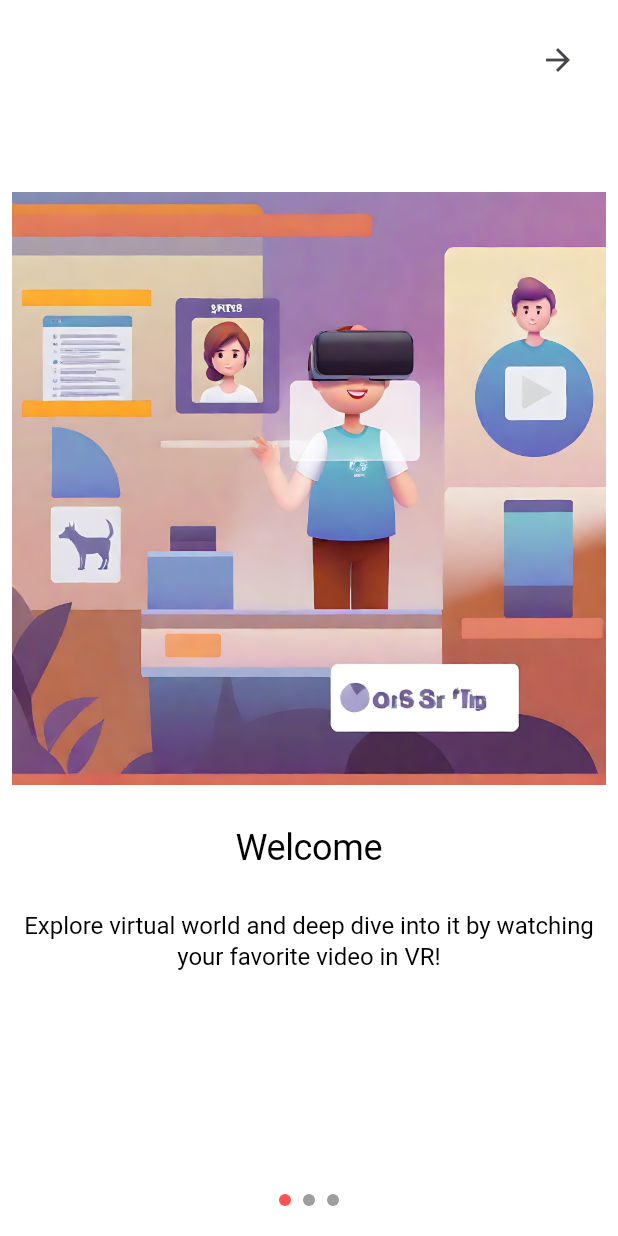
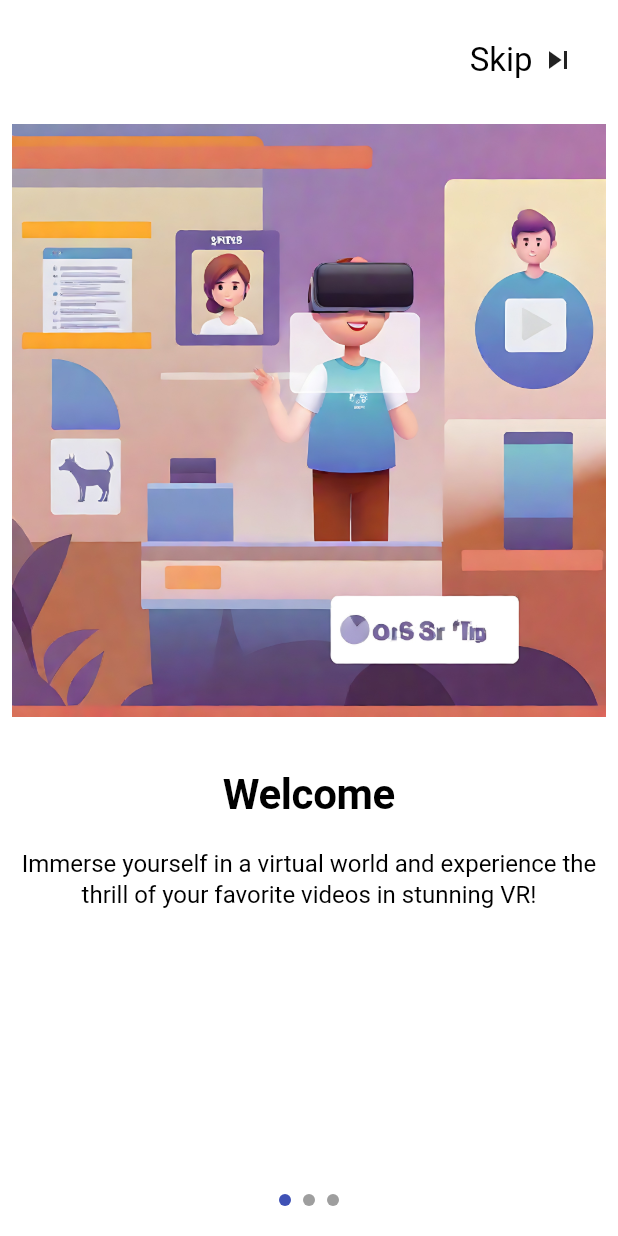
Before and after one commit to Awekon/Awekon, a Flutter app: the OnBoardingScreen screen opened directly, on a phone screen of 412 x 824 dp. Run offline on Flutter 3.47's test engine with Material 3 defaults, Android fonts, the phone set to English and light mode, and no system bars; drawn by our look-alikes of smooth_page_indicator; our stand-ins replace animated_splash_screen, lottie.

Commit message:
theme and onboarding updated

```diff
--- a/lib/core/Theme/Theme.dart
+++ b/lib/core/Theme/Theme.dart
@@ -1,15 +1,19 @@
 import 'package:flutter/material.dart';
 
 class AppThemes {
+  static Color PRIMARY_COLOR = const Color(0xFF1A77BA);
+  // static Color ACCENT_COLOR = const Color();
+  static Color PRIMARY_COLOR_DARK = const Color(0xFF024F70);
+  // static Color ACCENT_COLOR_DARK = const Color();
   static ThemeData lightTheme = ThemeData(
-    primaryColor: const Color(0xFF64C9CF), // Turquoise
-    hintColor: const Color(0xFFEE8959), // Coral
+    primaryColor: PRIMARY_COLOR,
+    hintColor: Colors.indigo, // Turquoise
     scaffoldBackgroundColor: Colors.white,
     brightness: Brightness.light,
-    appBarTheme: const AppBarTheme(
-      color: Color(0xFF64C9CF),
+    appBarTheme: AppBarTheme(
+      color: PRIMARY_COLOR,
       elevation: 0,
-      iconTheme: IconThemeData(color: Colors.white),
+      iconTheme: const IconThemeData(color: Colors.black),
     ),
     textTheme: const TextTheme(
       // Define text styles with black color for light theme
@@ -23,23 +27,29 @@ class AppThemes {
       bodyMedium: TextStyle(color: Colors.black, fontSize: 14),
       bodySmall: TextStyle(color: Colors.black, fontSize: 12),
     ),
+
+    elevatedButtonTheme: ElevatedButtonThemeData(
+        style: ButtonStyle(
+      backgroundColor: WidgetStateProperty.all<Color>(const Color(0xFF00394B)),
+      foregroundColor: WidgetStateProperty.all<Color>(Colors.white),
+    )),
     buttonTheme: const ButtonThemeData(
       // Define button theme properties for light theme
       buttonColor: Color(0xFF64C9CF), // Turquoise
-      textTheme: ButtonTextTheme.primary,
+      textTheme: ButtonTextTheme.normal,
     ),
     // Define other properties for the light theme
   );
 
   static ThemeData darkTheme = ThemeData(
-    primaryColor: const Color(0xFF5B7C8D), // Slate Blue
-    hintColor: const Color(0xFFDAA588), // Sand
+    primaryColor: PRIMARY_COLOR_DARK, // Slate Blue
+    hintColor: Colors.cyan, // Sand
     scaffoldBackgroundColor: Colors.black, // black
     brightness: Brightness.dark,
-    appBarTheme: const AppBarTheme(
-      color: Color(0xFF5B7C8D),
+    appBarTheme: AppBarTheme(
+      color: PRIMARY_COLOR_DARK,
       elevation: 0,
-      iconTheme: IconThemeData(color: Colors.white),
+      iconTheme: const IconThemeData(color: Colors.white),
     ),
     textTheme: const TextTheme(
       // Define text styles with white color for dark theme
@@ -53,12 +63,13 @@ class AppThemes {
       bodyMedium: TextStyle(color: Colors.white, fontSize: 14),
       bodySmall: TextStyle(color: Colors.white, fontSize: 12),
     ),
-    buttonTheme: const ButtonThemeData(
-      // Define button theme properties for dark theme
-      buttonColor: Color(0xFF5B7C8D), // Slate Blue
-      textTheme: ButtonTextTheme.primary,
+    elevatedButtonTheme: ElevatedButtonThemeData(
+      style: ButtonStyle(
+        backgroundColor:
+            WidgetStateProperty.all<Color>(const Color(0xFFBED8FE)),
+        foregroundColor: WidgetStateProperty.all<Color>(Colors.black),
+      ),
     ),
-    // Define other properties for the dark theme
   );
 
   static ThemeData getTheme(BuildContext context) {
--- a/lib/screens/OnBoardingScreen/Views/OnBoardingScreen.dart
+++ b/lib/screens/OnBoardingScreen/Views/OnBoardingScreen.dart
@@ -1,11 +1,12 @@
 import 'package:awekon/components/ui_components/BottomNavigation/Views/BottomNavigation.dart';
 import 'package:awekon/config/size_config.dart';
 import 'package:awekon/core/constants/BottomNavigationItems.dart';
+import 'package:awekon/core/constants/font_size.dart';
 import 'package:flutter/material.dart';
 import 'package:smooth_page_indicator/smooth_page_indicator.dart';
 
 class OnBoardingScreen extends StatefulWidget {
-  const OnBoardingScreen({Key? key}) : super(key: key);
+  const OnBoardingScreen({super.key});
 
   @override
   State<OnBoardingScreen> createState() => OnBoardingScreenState();
@@ -19,18 +20,19 @@ class OnBoardingScreenState extends State<OnBoardingScreen> {
     {
       'title': 'Welcome',
       'description':
-          'Explore virtual world and deep dive into it by watching your favorite video in VR!',
+          'Immerse yourself in a virtual world and experience the thrill of your favorite videos in stunning VR!',
       'image': 'assets/images/onboarding1.jpeg',
     },
     {
       'title': 'Discover',
-      'description': 'Discover new features and possibilities with our app.',
+      'description':
+          'Uncover endless possibilities and discover any video you desire with our feature-rich app',
       'image': 'assets/images/onboarding2.jpeg',
     },
     {
       'title': 'Get Started',
       'description': 'Let\'s get started and explore the app.',
-      'image': 'assets/images/onboarding1.jpeg',
+      'image': 'assets/images/onboarding3.jpeg',
     },
   ];
 
@@ -52,8 +54,8 @@ class OnBoardingScreenState extends State<OnBoardingScreen> {
         child: Stack(
           children: [
             Column(
-              mainAxisAlignment: MainAxisAlignment.center,
               children: [
+                SizedBox(height: 9 * SizeConfig.blockSizeVertical),
                 Expanded(
                   child: PageView.builder(
                     controller: _pageController,
@@ -64,7 +66,8 @@ class OnBoardingScreenState extends State<OnBoardingScreen> {
                     },
                     itemCount: onboardingData.length,
                     itemBuilder: (context, index) {
-                      return Column(
+                      return SingleChildScrollView(
+                        child: Column(
                           mainAxisAlignment: MainAxisAlignment.center,
                           children: [
                             Image.asset(
@@ -73,20 +76,32 @@ class OnBoardingScreenState extends State<OnBoardingScreen> {
                               width: 96 * SizeConfig.blockSizeHorizontal,
                             ),
                             const SizedBox(height: 20),
+                            Padding(
+                              padding: const EdgeInsets.all(8.0),
+                              child: Column(
+                                children: [
                                   Text(
                                     onboardingData[index]['title']!,
-                            style: theme.textTheme.displayLarge,
+                                    style:
+                                        theme.textTheme.displayLarge?.copyWith(
+                                      fontSize: 28,
+                                      fontWeight: FontWeight.bold,
+                                    ),
                                   ),
                                   const SizedBox(height: 20),
-                          Padding(
-                            padding: const EdgeInsets.all(8.0),
-                            child: Text(
+                                  Text(
                                     onboardingData[index]['description']!,
                                     textAlign: TextAlign.center,
-                              style: theme.textTheme.headlineMedium,
+                                    style: theme.textTheme.headlineMedium
+                                        ?.copyWith(
+                                      fontSize: 16,
                                     ),
                                   ),
                                 ],
+                              ),
+                            ),
+                          ],
+                        ),
                       );
                     },
                   ),
@@ -95,8 +110,8 @@ class OnBoardingScreenState extends State<OnBoardingScreen> {
                 SmoothPageIndicator(
                   controller: _pageController,
                   count: onboardingData.length,
-                  effect: const WormEffect(
-                    activeDotColor: Colors.redAccent,
+                  effect: WormEffect(
+                    activeDotColor: theme.hintColor,
                     dotHeight: 8.0,
                     dotWidth: 8.0,
                   ),
@@ -107,12 +122,19 @@ class OnBoardingScreenState extends State<OnBoardingScreen> {
             Positioned(
               top: 16.0,
               right: 16.0,
-              child: IconButton(
-                icon: const Icon(
-                  Icons.arrow_forward,
+              child: TextButton(
+                onPressed: navigate,
+                child: Row(
+                  children: [
+                    Text('Skip', style: theme.textTheme.displayMedium),
+                    const SizedBox(width: 5),
+                    Icon(
+                      Icons.skip_next,
                       size: 24.0,
+                      color: theme.iconTheme.color,
                     ),
-                onPressed: navigate,
+                  ],
+                ),
               ),
             ),
             if (currentIndex == onboardingData.length - 1)
@@ -121,11 +143,22 @@ class OnBoardingScreenState extends State<OnBoardingScreen> {
                 left: 0,
                 right: 0,
                 child: Padding(
-                  padding: const EdgeInsets.symmetric(
-                      horizontal: 20.0, vertical: 30),
+                  padding: EdgeInsets.symmetric(
+                      horizontal: 5 * SizeConfig.blockSizeHorizontal,
+                      vertical: 10 * SizeConfig.blockSizeVertical),
                   child: ElevatedButton(
+                    style: ElevatedButton.styleFrom(
+                      shape: RoundedRectangleBorder(
+                        borderRadius: BorderRadius.circular(25),
+                      ),
+                      padding: EdgeInsets.symmetric(
+                          vertical: 1.5 * SizeConfig.blockSizeVertical),
+                    ),
                     onPressed: navigate,
-                    child: const Text('Continue'),
+                    child: const Text(
+                      "Continue",
+                      style: TextStyle(fontSize: FontSize.medium),
+                    ),
                   ),
                 ),
               ),
```
Also changed, not shown: assets/images/onboarding3.jpeg (added). Lines whose indentation alone changed are shown as unchanged.
